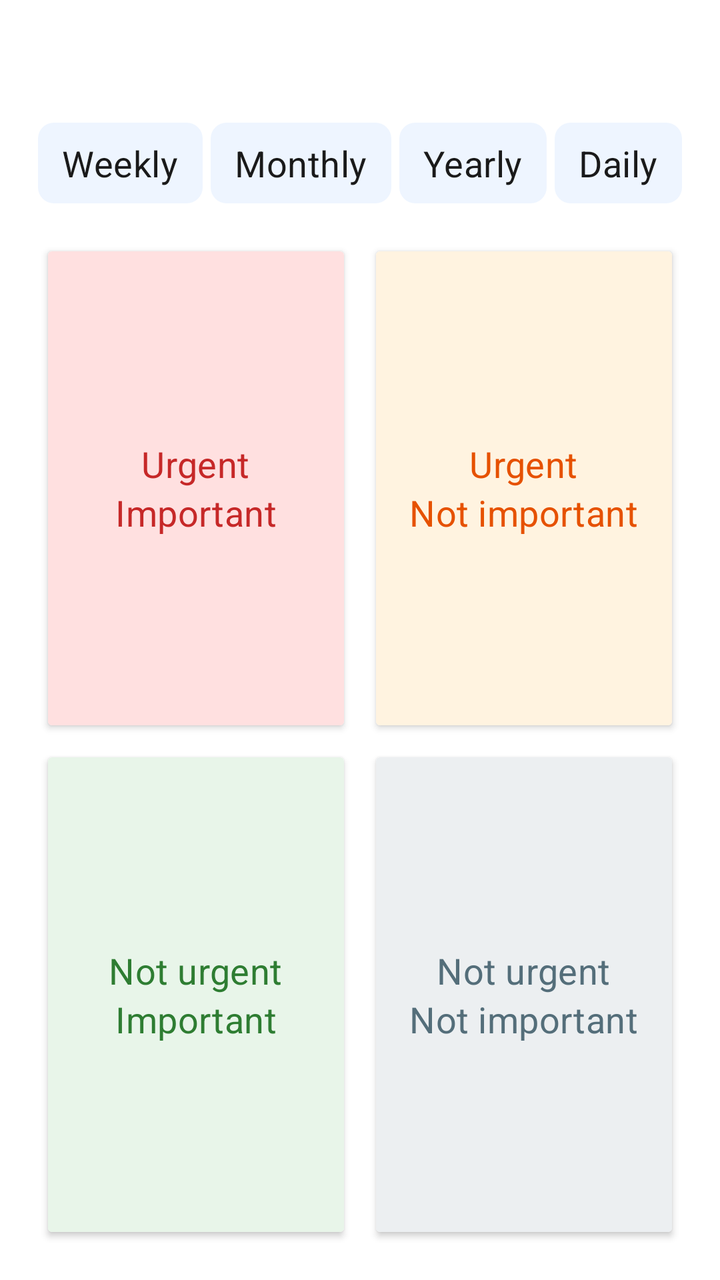
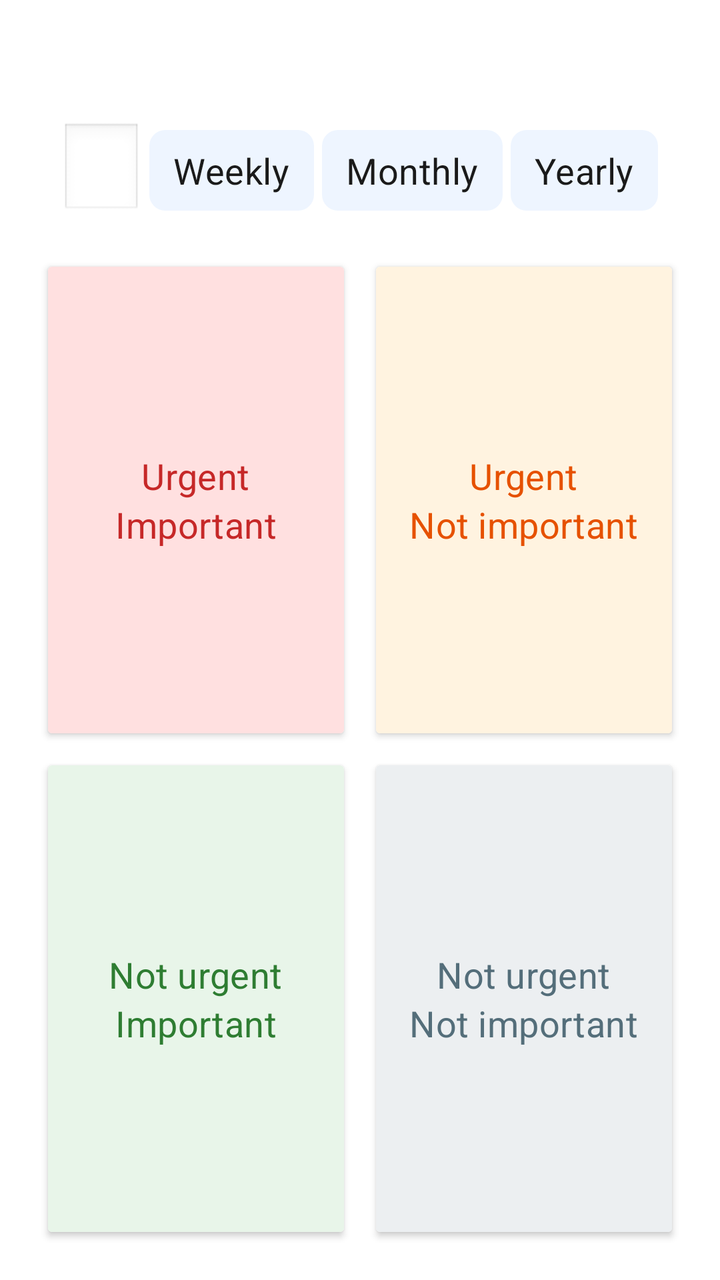

Before-and-after screenshots of an Android layout around one commit, followed by the original layout XML and the change that was made.
<!-- AndroidManifest.xml: application theme Theme.JustNow -->
<!-- res/layout/fragment_quadrant.xml -->
<?xml version="1.0" encoding="utf-8"?>
<LinearLayout xmlns:android="http://schemas.android.com/apk/res/android"
    android:layout_width="match_parent"
    android:layout_height="match_parent"
    android:orientation="vertical"
    android:padding="16dp"
    android:gravity="center">

    
    <TextView
        android:id="@+id/tv_draft_summary"
        android:layout_width="match_parent"
        android:layout_height="wrap_content"
        android:textAppearance="@style/TextAppearance.JustNow.Title"
        android:gravity="center"
        android:textColor="@color/text_primary"
        android:layout_marginBottom="16dp" />

    
    <LinearLayout
        android:id="@+id/ll_completion_mode"
        android:layout_width="wrap_content"
        android:layout_height="wrap_content"
        android:layout_gravity="center"
        android:orientation="horizontal"
        android:layout_marginBottom="16dp"
        android:gravity="center_vertical"
        android:contentDescription="完成模式">

        <EditText
            android:id="@+id/et_quota"
            android:layout_width="40dp"
            android:layout_height="wrap_content"
            android:inputType="number"
            android:text=""
            android:textAlignment="center"
            android:background="@android:drawable/edit_text"
            android:textAppearance="@style/TextAppearance.JustNow.Body"
            android:enabled="false"
            android:visibility="gone"
            android:layout_marginEnd="4dp" />

        <TextView
            android:id="@+id/chip_mode_weekly"
            android:layout_width="wrap_content"
            android:layout_height="wrap_content"
            android:layout_marginEnd="4dp"
            android:paddingStart="12dp"
            android:paddingEnd="12dp"
            android:paddingTop="8dp"
            android:paddingBottom="8dp"
            android:gravity="center"
            android:background="@drawable/bg_day_chip"
            android:textAppearance="@style/TextAppearance.JustNow.Body"
            android:textColor="@color/chip_day_text"
            android:text="@string/s_mode_weekly"
            android:clickable="true"
            android:focusable="true" />

        <TextView
            android:id="@+id/chip_mode_monthly"
            android:layout_width="wrap_content"
            android:layout_height="wrap_content"
            android:layout_marginEnd="4dp"
            android:paddingStart="12dp"
            android:paddingEnd="12dp"
            android:paddingTop="8dp"
            android:paddingBottom="8dp"
            android:gravity="center"
            android:background="@drawable/bg_day_chip"
            android:textAppearance="@style/TextAppearance.JustNow.Body"
            android:textColor="@color/chip_day_text"
            android:text="@string/s_mode_monthly"
            android:clickable="true"
            android:focusable="true" />

        <TextView
            android:id="@+id/chip_mode_yearly"
            android:layout_width="wrap_content"
            android:layout_height="wrap_content"
            android:layout_marginEnd="4dp"
            android:paddingStart="12dp"
            android:paddingEnd="12dp"
            android:paddingTop="8dp"
            android:paddingBottom="8dp"
            android:gravity="center"
            android:background="@drawable/bg_day_chip"
            android:textAppearance="@style/TextAppearance.JustNow.Body"
            android:textColor="@color/chip_day_text"
            android:text="@string/s_mode_yearly"
            android:clickable="true"
            android:focusable="true" />

        <TextView
            android:id="@+id/chip_mode_daily"
            android:layout_width="wrap_content"
            android:layout_height="wrap_content"
            android:paddingStart="12dp"
            android:paddingEnd="12dp"
            android:paddingTop="8dp"
            android:paddingBottom="8dp"
            android:gravity="center"
            android:background="@drawable/bg_day_chip"
            android:textAppearance="@style/TextAppearance.JustNow.Body"
            android:textColor="@color/chip_day_text"
            android:text="@string/s_mode_daily"
            android:clickable="true"
            android:focusable="true" />
    </LinearLayout>

    
    <GridLayout
        android:layout_width="match_parent"
        android:layout_height="0dp"
        android:layout_weight="1"
        android:columnCount="2"
        android:rowCount="2">

        
        <androidx.cardview.widget.CardView
            android:layout_width="0dp"
            android:layout_height="0dp"
            android:layout_columnWeight="1"
            android:layout_rowWeight="1"
            android:layout_margin="8dp"
            android:clickable="true"
            android:focusable="true"
            android:foreground="?attr/selectableItemBackground"
            android:contentDescription="@string/cd_quadrant_urgent_important"
            android:id="@+id/cv_urgent_important">

            <LinearLayout
                android:layout_width="match_parent"
                android:layout_height="match_parent"
                android:orientation="vertical"
                android:gravity="center"
                android:padding="16dp"
                android:background="@color/quadrant_bg_0">

                <TextView android:layout_width="wrap_content" android:layout_height="wrap_content" android:text="@string/s_urgent" android:textAppearance="@style/TextAppearance.JustNow.Body" android:textColor="@color/quadrant_urgent_important" />
                <TextView android:layout_width="wrap_content" android:layout_height="wrap_content" android:text="@string/s_important" android:textAppearance="@style/TextAppearance.JustNow.Body" android:textColor="@color/quadrant_urgent_important" />
            </LinearLayout>

        </androidx.cardview.widget.CardView>

        
        <androidx.cardview.widget.CardView
            android:layout_width="0dp"
            android:layout_height="0dp"
            android:layout_columnWeight="1"
            android:layout_rowWeight="1"
            android:layout_margin="8dp"
            android:clickable="true"
            android:focusable="true"
            android:foreground="?attr/selectableItemBackground"
            android:contentDescription="@string/cd_quadrant_urgent_not_important"
            android:id="@+id/cv_urgent_not_important">

            <LinearLayout
                android:layout_width="match_parent"
                android:layout_height="match_parent"
                android:orientation="vertical"
                android:gravity="center"
                android:padding="16dp"
                android:background="@color/quadrant_bg_1">

                <TextView android:layout_width="wrap_content" android:layout_height="wrap_content" android:text="@string/s_urgent" android:textAppearance="@style/TextAppearance.JustNow.Body" android:textColor="@color/quadrant_urgent_not_important" />
                <TextView android:layout_width="wrap_content" android:layout_height="wrap_content" android:text="@string/s_not_important" android:textAppearance="@style/TextAppearance.JustNow.Body" android:textColor="@color/quadrant_urgent_not_important" />
            </LinearLayout>

        </androidx.cardview.widget.CardView>

        
        <androidx.cardview.widget.CardView
            android:layout_width="0dp"
            android:layout_height="0dp"
            android:layout_columnWeight="1"
            android:layout_rowWeight="1"
            android:layout_margin="8dp"
            android:clickable="true"
            android:focusable="true"
            android:foreground="?attr/selectableItemBackground"
            android:contentDescription="@string/cd_quadrant_not_urgent_important"
            android:id="@+id/cv_not_urgent_important">

            <LinearLayout
                android:layout_width="match_parent"
                android:layout_height="match_parent"
                android:orientation="vertical"
                android:gravity="center"
                android:padding="16dp"
                android:background="@color/quadrant_bg_2">

                <TextView android:layout_width="wrap_content" android:layout_height="wrap_content" android:text="@string/s_not_urgent" android:textAppearance="@style/TextAppearance.JustNow.Body" android:textColor="@color/quadrant_not_urgent_important" />
                <TextView android:layout_width="wrap_content" android:layout_height="wrap_content" android:text="@string/s_important" android:textAppearance="@style/TextAppearance.JustNow.Body" android:textColor="@color/quadrant_not_urgent_important" />
            </LinearLayout>

        </androidx.cardview.widget.CardView>

        
        <androidx.cardview.widget.CardView
            android:layout_width="0dp"
            android:layout_height="0dp"
            android:layout_columnWeight="1"
            android:layout_rowWeight="1"
            android:layout_margin="8dp"
            android:clickable="true"
            android:focusable="true"
            android:foreground="?attr/selectableItemBackground"
            android:contentDescription="@string/cd_quadrant_not_urgent_not_important"
            android:id="@+id/cv_not_urgent_not_important">

            <LinearLayout
                android:layout_width="match_parent"
                android:layout_height="match_parent"
                android:orientation="vertical"
                android:gravity="center"
                android:padding="16dp"
                android:background="@color/quadrant_bg_3">

                <TextView android:layout_width="wrap_content" android:layout_height="wrap_content" android:text="@string/s_not_urgent" android:textAppearance="@style/TextAppearance.JustNow.Body" android:textColor="@color/quadrant_not_urgent_not_important" />
                <TextView android:layout_width="wrap_content" android:layout_height="wrap_content" android:text="@string/s_not_important" android:textAppearance="@style/TextAppearance.JustNow.Body" android:textColor="@color/quadrant_not_urgent_not_important" />
            </LinearLayout>

        </androidx.cardview.widget.CardView>

    </GridLayout>


</LinearLayout>
<!-- resources referenced by this layout -->
<resources>
  <color name="quadrant_bg_0">#FFE0E0</color>
  <color name="quadrant_bg_1">#FFF3E0</color>
  <color name="quadrant_bg_2">#E8F5E9</color>
  <color name="quadrant_bg_3">#ECEFF1</color>
  <color name="quadrant_not_urgent_important">#2E7D32</color>
  <color name="quadrant_not_urgent_not_important">#546E7A</color>
  <color name="quadrant_urgent_important">#C62828</color>
  <color name="quadrant_urgent_not_important">#E65100</color>
  <color name="text_primary">#1A1A1A</color>
  <string name="cd_quadrant_not_urgent_important">Not urgent but important</string>
  <string name="cd_quadrant_not_urgent_not_important">Not urgent and not important</string>
  <string name="cd_quadrant_urgent_important">Urgent and important</string>
  <string name="cd_quadrant_urgent_not_important">Urgent but not important</string>
  <string name="s_important">Important</string>
  <string name="s_mode_daily">Daily</string>
  <string name="s_mode_monthly">Monthly</string>
  <string name="s_mode_weekly">Weekly</string>
  <string name="s_mode_yearly">Yearly</string>
  <string name="s_not_important">Not important</string>
  <string name="s_not_urgent">Not urgent</string>
  <string name="s_urgent">Urgent</string>
  <style name="TextAppearance.JustNow.Body" parent="TextAppearance.MaterialComponents.Subtitle1">
          <item name="android:textSize">@dimen/text_size_body</item>
      </style>
  <style name="TextAppearance.JustNow.Title" parent="TextAppearance.MaterialComponents.Headline6">
          <item name="android:textSize">@dimen/text_size_title</item>
      </style>
  <color name="tag_normal">#1A73E8</color>
  <color name="period_edit_chip_background">#EEF5FF</color>
  <dimen name="text_size_body">18sp</dimen>
  <dimen name="text_size_title">22sp</dimen>
  <color name="purple_500">#FF6200EE</color>
  <color name="purple_700">#FF3700B3</color>
  <color name="white">#FFFFFFFF</color>
  <color name="teal_200">#FF03DAC5</color>
  <color name="teal_700">#FF018786</color>
  <color name="black">#FF000000</color>
  <style name="TextAppearance.JustNow.Dialog.Title" parent="TextAppearance.JustNow.Title">
          <item name="android:textColor">@color/text_primary</item>
      </style>
  <color name="text_secondary">#757575</color>
  <style name="TextAppearance.JustNow.Dialog.Body" parent="TextAppearance.JustNow.Body">
          <item name="android:textColor">@color/text_primary</item>
      </style>
  <style name="Widget.JustNow.Dialog.Button" parent="Widget.MaterialComponents.Button.TextButton.Dialog">
          <item name="android:textAppearance">@style/TextAppearance.JustNow.Dialog.Button</item>
          <item name="android:textColor">@color/dialog_primary_action_text</item>
          <item name="textAllCaps">false</item>
      </style>
  <style name="Widget.JustNow.Dialog.Button.Secondary" parent="Widget.MaterialComponents.Button.TextButton.Dialog">
          <item name="android:textAppearance">@style/TextAppearance.JustNow.Dialog.Button.Secondary</item>
          <item name="android:textColor">@color/dialog_action_text</item>
          <item name="textAllCaps">false</item>
      </style>
  <style name="TextAppearance.JustNow.Dialog.Button" parent="TextAppearance.JustNow.Body">
          <item name="android:textColor">@color/dialog_primary_action_text</item>
      </style>
  <style name="TextAppearance.JustNow.Dialog.Button.Secondary" parent="TextAppearance.JustNow.Body">
          <item name="android:textColor">@color/dialog_action_text</item>
      </style>
  <!-- unchanged entries left out for length: 3 -->
</resources>

<!-- the commit's change to res/layout/fragment_quadrant.xml (unified diff, before → after) -->
@@ -36,8 +36,6 @@
             android:textAlignment="center"
             android:background="@android:drawable/edit_text"
             android:textAppearance="@style/TextAppearance.JustNow.Body"
-            android:enabled="false"
-            android:visibility="gone"
             android:layout_marginEnd="4dp" />
 
         <TextView
@@ -78,7 +76,6 @@
             android:id="@+id/chip_mode_yearly"
             android:layout_width="wrap_content"
             android:layout_height="wrap_content"
-            android:layout_marginEnd="4dp"
             android:paddingStart="12dp"
             android:paddingEnd="12dp"
             android:paddingTop="8dp"
@@ -88,22 +85,6 @@
             android:textAppearance="@style/TextAppearance.JustNow.Body"
             android:textColor="@color/chip_day_text"
             android:text="@string/s_mode_yearly"
-            android:clickable="true"
-            android:focusable="true" />
-
-        <TextView
-            android:id="@+id/chip_mode_daily"
-            android:layout_width="wrap_content"
-            android:layout_height="wrap_content"
-            android:paddingStart="12dp"
-            android:paddingEnd="12dp"
-            android:paddingTop="8dp"
-            android:paddingBottom="8dp"
-            android:gravity="center"
-            android:background="@drawable/bg_day_chip"
-            android:textAppearance="@style/TextAppearance.JustNow.Body"
-            android:textColor="@color/chip_day_text"
-            android:text="@string/s_mode_daily"
             android:clickable="true"
             android:focusable="true" />
     </LinearLayout>
<!-- resource entries referenced after the edit -->
@@ -14,7 +14,6 @@
   <string name="cd_quadrant_urgent_important">Urgent and important</string>
   <string name="cd_quadrant_urgent_not_important">Urgent but not important</string>
   <string name="s_important">Important</string>
-  <string name="s_mode_daily">Daily</string>
   <string name="s_mode_monthly">Monthly</string>
   <string name="s_mode_weekly">Weekly</string>
   <string name="s_mode_yearly">Yearly</string>
